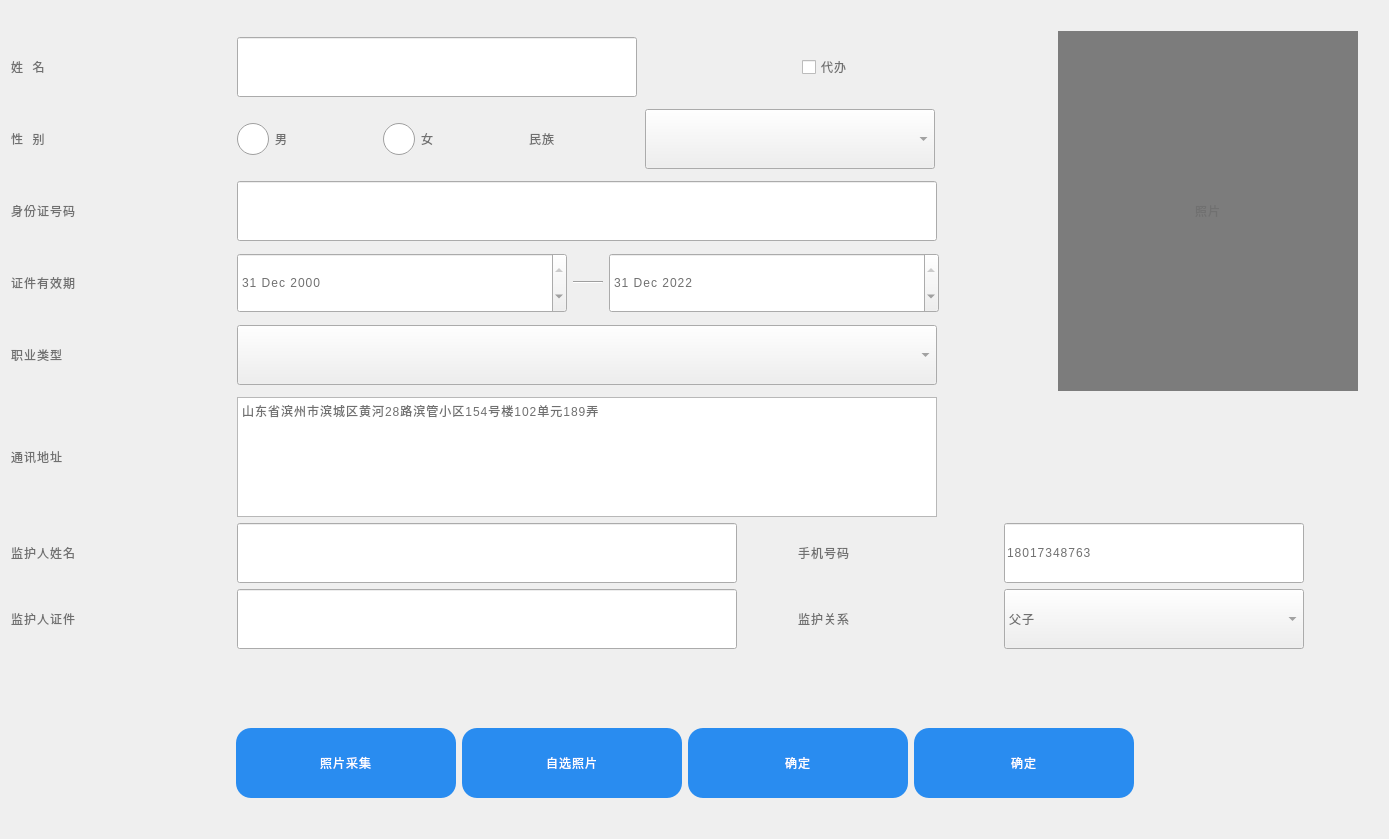
Above: SSCard_System/uc_inputidcardinfo.ui from leithergit/SSCard_System before the change. Below: the same form after it.
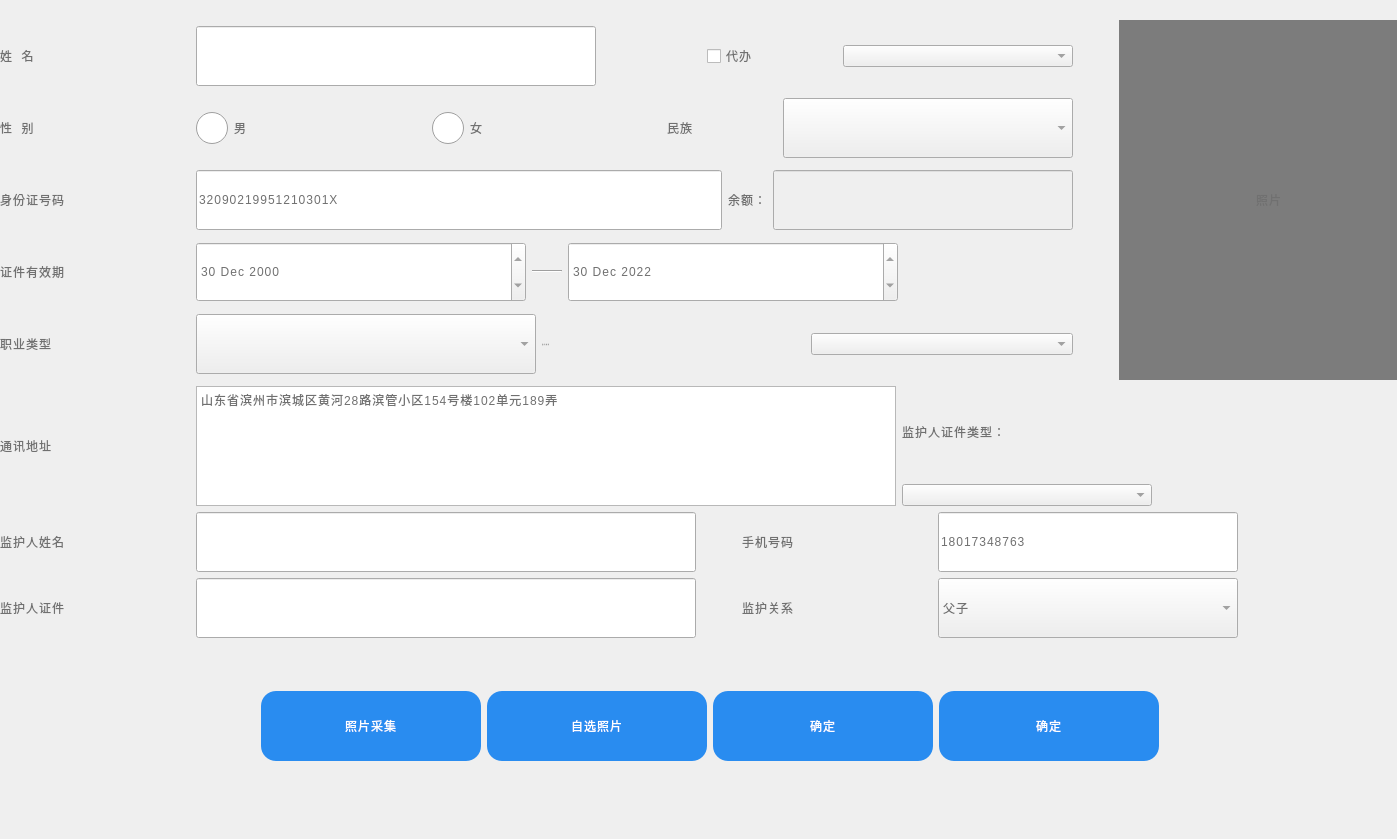
That is the form after the change. Icons and pictures are not drawn.

Commit message: 1.修复由于新增支持自选证件类型导致的bug 2.制卡流程强制启用授权

```diff
--- a/SSCard_System/uc_inputidcardinfo.ui
+++ b/SSCard_System/uc_inputidcardinfo.ui
@@ -6,7 +6,7 @@
    <rect>
     <x>0</x>
     <y>0</y>
-    <width>1389</width>
+    <width>1397</width>
     <height>839</height>
    </rect>
   </property>
@@ -27,30 +27,15 @@
 font:42px &quot;思源黑体 CN Medium&quot;;
 </string>
   </property>
-  <layout class="QHBoxLayout" name="horizontalLayout_10">
-   <item>
-    <spacer name="horizontalSpacer_6">
-     <property name="minimumSize">
-      <size>
-       <width>0</width>
-       <height>90</height>
-      </size>
-     </property>
-     <property name="orientation">
-      <enum>Qt::Horizontal</enum>
-     </property>
-     <property name="sizeType">
-      <enum>QSizePolicy::Fixed</enum>
-     </property>
-     <property name="sizeHint" stdset="0">
-      <size>
-       <width>20</width>
-       <height>87</height>
-      </size>
-     </property>
-    </spacer>
-   </item>
-   <item>
+  <widget class="QWidget" name="layoutWidget">
+   <property name="geometry">
+    <rect>
+     <x>0</x>
+     <y>0</y>
+     <width>1419</width>
+     <height>791</height>
+    </rect>
+   </property>
     <layout class="QVBoxLayout" name="verticalLayout_4">
      <item>
       <spacer name="verticalSpacer">
@@ -74,19 +59,22 @@
         <layout class="QHBoxLayout" name="horizontalLayout_9">
          <item>
           <layout class="QVBoxLayout" name="verticalLayout">
+          <property name="sizeConstraint">
+           <enum>QLayout::SetMinimumSize</enum>
+          </property>
            <item>
             <layout class="QHBoxLayout" name="horizontalLayout">
              <item>
               <widget class="QLabel" name="label_Name">
                <property name="minimumSize">
                 <size>
-                 <width>220</width>
+                <width>190</width>
                  <height>40</height>
                 </size>
                </property>
                <property name="maximumSize">
                 <size>
-                 <width>220</width>
+                <width>190</width>
                  <height>16777215</height>
                 </size>
                </property>
@@ -134,7 +122,7 @@
               <widget class="QCheckBox" name="checkBox_Agency">
                <property name="minimumSize">
                 <size>
-                 <width>210</width>
+                <width>130</width>
                  <height>60</height>
                 </size>
                </property>
@@ -149,6 +137,25 @@
                </property>
               </widget>
              </item>
+            <item>
+             <widget class="QComboBox" name="comboBox_CardStatues">
+              <property name="minimumSize">
+               <size>
+                <width>230</width>
+                <height>0</height>
+               </size>
+              </property>
+              <property name="font">
+               <font>
+                <family>思源黑体 CN Medium</family>
+                <pointsize>-1</pointsize>
+                <weight>50</weight>
+                <italic>false</italic>
+                <bold>false</bold>
+               </font>
+              </property>
+             </widget>
+            </item>
              <item>
               <spacer name="horizontalSpacer_11">
                <property name="orientation">
@@ -168,18 +175,18 @@
             </layout>
            </item>
            <item>
-            <layout class="QHBoxLayout" name="horizontalLayout_2" stretch="0,0,0,1,1,0">
+           <layout class="QHBoxLayout" name="horizontalLayout_2" stretch="0,0,0,0,0,0">
              <item>
               <widget class="QLabel" name="label_Gender">
                <property name="minimumSize">
                 <size>
-                 <width>220</width>
+                <width>190</width>
                  <height>40</height>
                 </size>
                </property>
                <property name="maximumSize">
                 <size>
-                 <width>220</width>
+                <width>190</width>
                  <height>16777215</height>
                 </size>
                </property>
@@ -332,7 +339,7 @@
                 <enum>Qt::Horizontal</enum>
                </property>
                <property name="sizeType">
-                <enum>QSizePolicy::Expanding</enum>
+               <enum>QSizePolicy::Fixed</enum>
                </property>
                <property name="sizeHint" stdset="0">
                 <size>
@@ -350,13 +357,13 @@
               <widget class="QLabel" name="label_IDCard">
                <property name="minimumSize">
                 <size>
-                 <width>220</width>
+                <width>190</width>
                  <height>40</height>
                 </size>
                </property>
                <property name="maximumSize">
                 <size>
-                 <width>220</width>
+                <width>190</width>
                  <height>16777215</height>
                 </size>
                </property>
@@ -372,13 +379,54 @@
               <widget class="QLineEdit" name="lineEdit_CardID">
                <property name="minimumSize">
                 <size>
-                 <width>700</width>
+                <width>450</width>
                  <height>60</height>
                 </size>
                </property>
                <property name="maximumSize">
                 <size>
                  <width>700</width>
+                <height>60</height>
+               </size>
+              </property>
+              <property name="text">
+               <string>32090219951210301X</string>
+              </property>
+              <property name="maxLength">
+               <number>18</number>
+              </property>
+              <property name="readOnly">
+               <bool>false</bool>
+              </property>
+             </widget>
+            </item>
+            <item>
+             <widget class="QLabel" name="label_Balance">
+              <property name="minimumSize">
+               <size>
+                <width>0</width>
+                <height>50</height>
+               </size>
+              </property>
+              <property name="text">
+               <string>余额：</string>
+              </property>
+             </widget>
+            </item>
+            <item>
+             <widget class="QLineEdit" name="lineEdit_Balance">
+              <property name="enabled">
+               <bool>false</bool>
+              </property>
+              <property name="minimumSize">
+               <size>
+                <width>300</width>
+                <height>50</height>
+               </size>
+              </property>
+              <property name="maximumSize">
+               <size>
+                <width>300</width>
                  <height>60</height>
                 </size>
                </property>
@@ -395,6 +443,9 @@
                <property name="orientation">
                 <enum>Qt::Horizontal</enum>
                </property>
+              <property name="sizeType">
+               <enum>QSizePolicy::Fixed</enum>
+              </property>
                <property name="sizeHint" stdset="0">
                 <size>
                  <width>40</width>
@@ -411,13 +462,13 @@
               <widget class="QLabel" name="label_ExpireDate">
                <property name="minimumSize">
                 <size>
-                 <width>220</width>
+                <width>190</width>
                  <height>40</height>
                 </size>
                </property>
                <property name="maximumSize">
                 <size>
-                 <width>220</width>
+                <width>190</width>
                  <height>16777215</height>
                 </size>
                </property>
@@ -445,12 +496,12 @@
                </property>
                <property name="dateTime">
                 <datetime>
-                 <hour>0</hour>
+                <hour>16</hour>
                  <minute>0</minute>
                  <second>0</second>
                  <year>2000</year>
                  <month>12</month>
-                 <day>31</day>
+                <day>30</day>
                 </datetime>
                </property>
               </widget>
@@ -490,12 +541,12 @@
                </property>
                <property name="dateTime">
                 <datetime>
-                 <hour>0</hour>
+                <hour>16</hour>
                  <minute>0</minute>
                  <second>0</second>
                  <year>2022</year>
                  <month>12</month>
-                 <day>31</day>
+                <day>30</day>
                 </datetime>
                </property>
               </widget>
@@ -505,6 +556,9 @@
                <property name="orientation">
                 <enum>Qt::Horizontal</enum>
                </property>
+              <property name="sizeType">
+               <enum>QSizePolicy::MinimumExpanding</enum>
+              </property>
                <property name="sizeHint" stdset="0">
                 <size>
                  <width>40</width>
@@ -521,13 +575,13 @@
               <widget class="QLabel" name="label_Career">
                <property name="minimumSize">
                 <size>
-                 <width>220</width>
+                <width>190</width>
                  <height>40</height>
                 </size>
                </property>
                <property name="maximumSize">
                 <size>
-                 <width>220</width>
+                <width>190</width>
                  <height>16777215</height>
                 </size>
                </property>
@@ -543,7 +597,7 @@
               <widget class="QComboBox" name="comboBox_Career">
                <property name="minimumSize">
                 <size>
-                 <width>700</width>
+                <width>340</width>
                  <height>60</height>
                 </size>
                </property>
@@ -558,11 +612,49 @@
                </property>
               </widget>
              </item>
+            <item>
+             <widget class="QLabel" name="label_2">
+              <property name="font">
+               <font>
+                <family>思源黑体 CN Medium</family>
+                <pointsize>-1</pointsize>
+                <weight>50</weight>
+                <italic>false</italic>
+                <bold>false</bold>
+               </font>
+              </property>
+              <property name="text">
+               <string>证件类型</string>
+              </property>
+             </widget>
+            </item>
+            <item>
+             <widget class="QComboBox" name="comboBox_DocType">
+              <property name="minimumSize">
+               <size>
+                <width>250</width>
+                <height>0</height>
+               </size>
+              </property>
+              <property name="font">
+               <font>
+                <family>思源黑体 CN Medium</family>
+                <pointsize>-1</pointsize>
+                <weight>50</weight>
+                <italic>false</italic>
+                <bold>false</bold>
+               </font>
+              </property>
+             </widget>
+            </item>
              <item>
               <spacer name="horizontalSpacer_14">
                <property name="orientation">
                 <enum>Qt::Horizontal</enum>
                </property>
+              <property name="sizeType">
+               <enum>QSizePolicy::Fixed</enum>
+              </property>
                <property name="sizeHint" stdset="0">
                 <size>
                  <width>40</width>
@@ -610,13 +702,13 @@
             <widget class="QLabel" name="label_Address">
              <property name="minimumSize">
               <size>
-               <width>220</width>
+              <width>190</width>
                <height>40</height>
               </size>
              </property>
              <property name="maximumSize">
               <size>
-               <width>220</width>
+              <width>190</width>
                <height>16777215</height>
               </size>
              </property>
@@ -650,6 +742,36 @@
              </property>
             </widget>
            </item>
+          <item>
+           <layout class="QVBoxLayout" name="verticalLayout_5">
+            <item>
+             <widget class="QLabel" name="label_GuardianDocType">
+              <property name="text">
+               <string>监护人证件类型：</string>
+              </property>
+             </widget>
+            </item>
+            <item>
+             <widget class="QComboBox" name="comboBox_GuardianDocType">
+              <property name="minimumSize">
+               <size>
+                <width>250</width>
+                <height>0</height>
+               </size>
+              </property>
+              <property name="font">
+               <font>
+                <family>思源黑体 CN Medium</family>
+                <pointsize>-1</pointsize>
+                <weight>50</weight>
+                <italic>false</italic>
+                <bold>false</bold>
+               </font>
+              </property>
+             </widget>
+            </item>
+           </layout>
+          </item>
            <item>
             <spacer name="horizontalSpacer_10">
              <property name="orientation">
@@ -671,13 +793,13 @@
             <widget class="QLabel" name="label_Guardian">
              <property name="minimumSize">
               <size>
-               <width>220</width>
+              <width>190</width>
                <height>40</height>
               </size>
              </property>
              <property name="maximumSize">
               <size>
-               <width>220</width>
+              <width>190</width>
                <height>16777215</height>
               </size>
              </property>
@@ -713,6 +835,9 @@
              <property name="orientation">
               <enum>Qt::Horizontal</enum>
              </property>
+            <property name="sizeType">
+             <enum>QSizePolicy::Fixed</enum>
+            </property>
              <property name="sizeHint" stdset="0">
               <size>
                <width>40</width>
@@ -725,13 +850,13 @@
             <widget class="QLabel" name="label_GuardianMobile">
              <property name="minimumSize">
               <size>
-               <width>200</width>
+              <width>190</width>
                <height>40</height>
               </size>
              </property>
              <property name="maximumSize">
               <size>
-               <width>200</width>
+              <width>190</width>
                <height>16777215</height>
               </size>
              </property>
@@ -786,13 +911,13 @@
             <widget class="QLabel" name="label_GuardianIDCard">
              <property name="minimumSize">
               <size>
-               <width>220</width>
+              <width>190</width>
                <height>40</height>
               </size>
              </property>
              <property name="maximumSize">
               <size>
-               <width>220</width>
+              <width>190</width>
                <height>16777215</height>
               </size>
              </property>
@@ -831,6 +956,9 @@
              <property name="orientation">
               <enum>Qt::Horizontal</enum>
              </property>
+            <property name="sizeType">
+             <enum>QSizePolicy::Fixed</enum>
+            </property>
              <property name="sizeHint" stdset="0">
               <size>
                <width>40</width>
@@ -843,13 +971,13 @@
             <widget class="QLabel" name="label_Guardianship">
              <property name="minimumSize">
               <size>
-               <width>200</width>
+              <width>190</width>
                <height>40</height>
               </size>
              </property>
              <property name="maximumSize">
               <size>
-               <width>200</width>
+              <width>190</width>
                <height>16777215</height>
               </size>
              </property>
@@ -1091,24 +1219,7 @@
       </spacer>
      </item>
     </layout>
-   </item>
-   <item>
-    <spacer name="horizontalSpacer_5">
-     <property name="orientation">
-      <enum>Qt::Horizontal</enum>
-     </property>
-     <property name="sizeType">
-      <enum>QSizePolicy::Fixed</enum>
-     </property>
-     <property name="sizeHint" stdset="0">
-      <size>
-       <width>20</width>
-       <height>17</height>
-      </size>
-     </property>
-    </spacer>
-   </item>
-  </layout>
+  </widget>
  </widget>
  <resources/>
  <connections/>
```
Left out of the diff: 2 changed lines with no effect on the pictures. Lines whose indentation alone changed are shown as unchanged. The commit also changes 29 other files.
